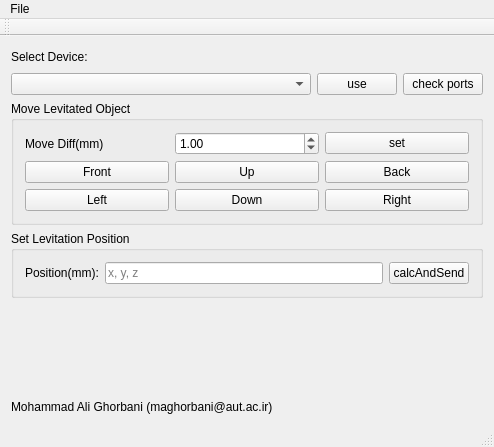
Before: the Qt Designer form MainUi/MainWindow.ui in maghorbani/LevController, drawn with Qt 5.
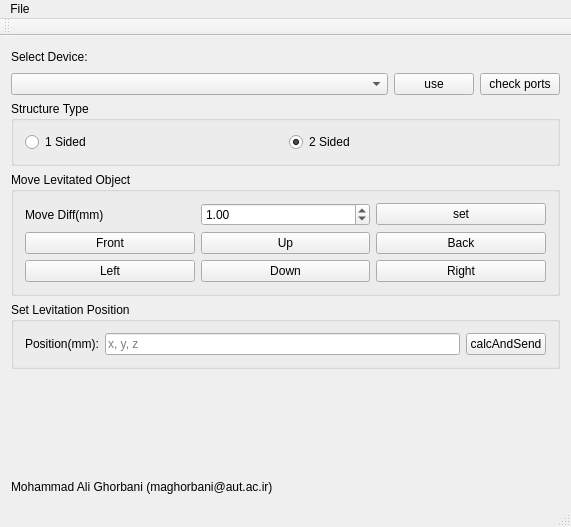
After: the same form once the commit is applied.

Commit message: [ADD] 2 sided structure support [ADD] 2 sided and 1 sided auto detection based on transducers' position [ADD] twin trap calculations

```diff
--- a/MainUi/MainWindow.ui
+++ b/MainUi/MainWindow.ui
@@ -6,8 +6,8 @@
    <rect>
     <x>0</x>
     <y>0</y>
-    <width>494</width>
-    <height>447</height>
+    <width>571</width>
+    <height>527</height>
    </rect>
   </property>
   <property name="windowTitle">
@@ -60,6 +60,35 @@
       </item>
      </layout>
     </item>
+    <item>
+     <widget class="QGroupBox" name="groupBox_3">
+      <property name="title">
+       <string>Structure Type</string>
+      </property>
+      <layout class="QHBoxLayout" name="horizontalLayout_4">
+       <item>
+        <widget class="QRadioButton" name="radioButton_structure_1">
+         <property name="text">
+          <string>1 Sided</string>
+         </property>
+         <property name="checked">
+          <bool>false</bool>
+         </property>
+        </widget>
+       </item>
+       <item>
+        <widget class="QRadioButton" name="radioButton_structure_2">
+         <property name="text">
+          <string>2 Sided</string>
+         </property>
+         <property name="checked">
+          <bool>true</bool>
+         </property>
+        </widget>
+       </item>
+      </layout>
+     </widget>
+    </item>
     <item>
      <widget class="QGroupBox" name="groupBox">
       <property name="title">
@@ -203,7 +232,7 @@
     <rect>
      <x>0</x>
      <y>0</y>
-     <width>494</width>
+     <width>571</width>
      <height>22</height>
     </rect>
    </property>
```
The commit also changes 5 other files.
